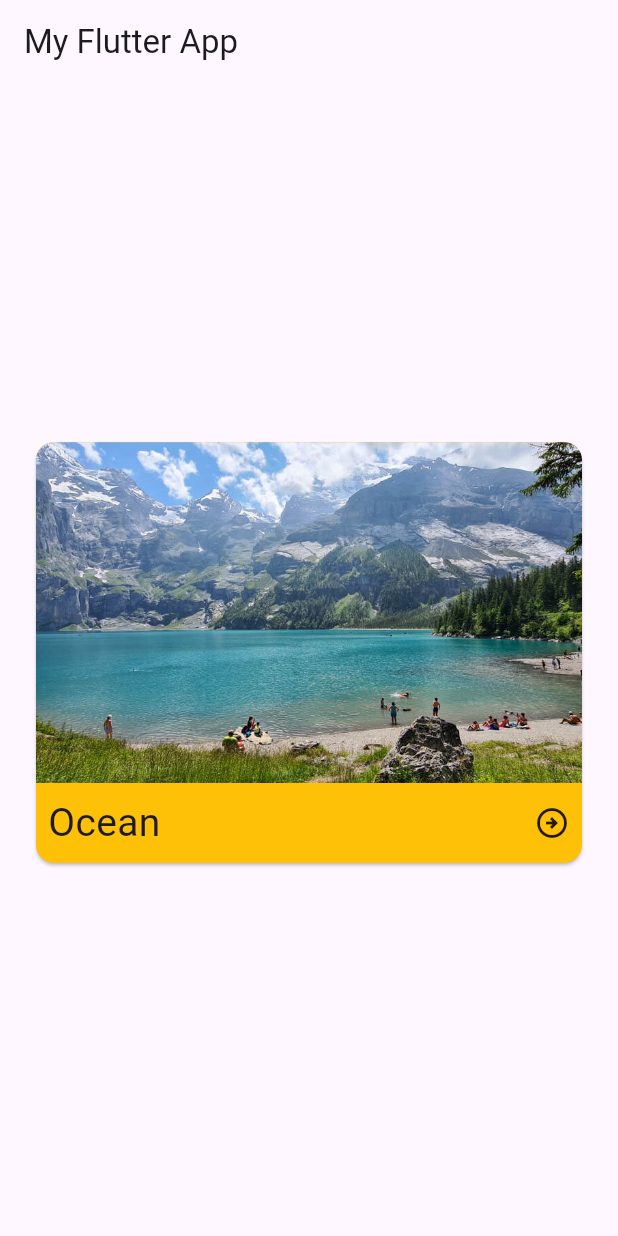
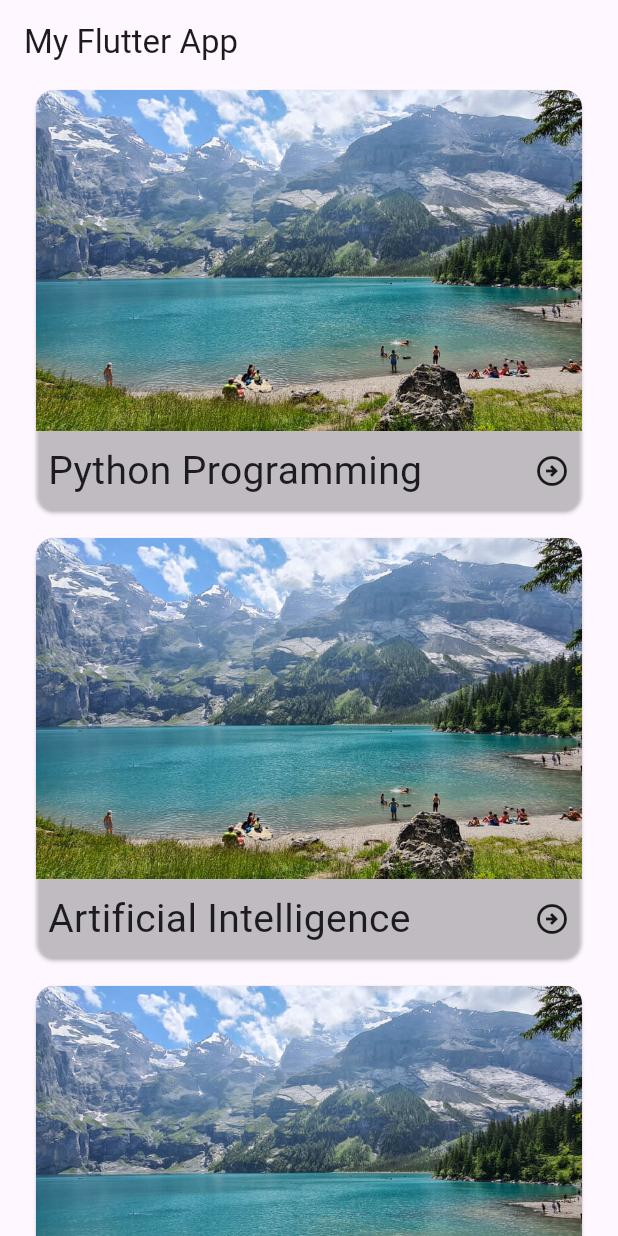
Before and after one commit to panchalbhavya2210/flutter_learn, a Flutter app: the screen it shows after launch, on a phone screen of 412 x 824 dp. Run offline on Flutter 3.47's test engine with Material 3 defaults, Android fonts, the phone set to English and light mode, and no system bars.

Commit message:
assignment six ripple efx

```diff
--- a/lib/main.dart
+++ b/lib/main.dart
@@ -1,4 +1,5 @@
 import 'package:flutter/material.dart';
+import 'package:hello_world/semester/sem6.dart';
 
 void main() {
   runApp(
@@ -30,8 +31,25 @@ class ColumnLayoutScreen extends StatelessWidget {
                   Container(
                     margin: EdgeInsets.only(bottom: 10),
                     width: double.infinity,
-                    child:
-                        CustomCard(title: "Ocean", imgUrl: "images/lake.jpg"),
+                    child: const CustomCard(
+                        title: "Python Programming", imgUrl: "images/lake.jpg"),
+                  ),
+                  Container(
+                    margin: EdgeInsets.only(bottom: 10),
+                    width: double.infinity,
+                    child: const CustomCard(
+                        title: "Artificial Intelligence",
+                        imgUrl: "images/lake.jpg"),
+                  ),
+                  Container(
+                    margin: EdgeInsets.only(bottom: 10),
+                    width: double.infinity,
+                    child: CustomCard(title: "PHP", imgUrl: "images/lake.jpg"),
+                  ),
+                  Container(
+                    margin: EdgeInsets.only(bottom: 10),
+                    width: double.infinity,
+                    child: CustomCard(title: "FGK", imgUrl: "images/lake.jpg"),
                   ),
                   // Container(
                   //   margin: EdgeInsets.only(bottom: 10),
@@ -55,45 +73,3 @@ class ColumnLayoutScreen extends StatelessWidget {
         ));
   }
 }
-
-class CustomCard extends StatelessWidget {
-  const CustomCard({super.key, required this.title, required this.imgUrl});
-
-  final String title;
-  final String imgUrl;
-
-  @override
-  Widget build(BuildContext context) {
-    return Card(
-      clipBehavior: Clip.antiAlias,
-      color: Colors.amber,
-      child: Column(
-        crossAxisAlignment: CrossAxisAlignment.start,
-        children: [
-          SizedBox(
-            width: double.infinity,
-            child: Image.asset(imgUrl),
-          ),
-          Row(
-            mainAxisAlignment: MainAxisAlignment.spaceBetween,
-            children: <Widget>[
-              Padding(
-                padding: const EdgeInsets.all(8.0),
-                child: Text(
-                  title,
-                  style: const TextStyle(
-                    fontSize: 26,
-                  ),
-                ),
-              ),
-              const Padding(
-                padding: EdgeInsets.only(right: 8),
-                child: Icon(Icons.arrow_circle_right_outlined),
-              ),
-            ],
-          )
-        ],
-      ),
-    );
-  }
-}
--- a/lib/semester/sem6.dart
+++ b/lib/semester/sem6.dart
@@ -1,17 +1,47 @@
 import "package:flutter/material.dart";
 
-class SemSix extends StatelessWidget {
-  const SemSix({Key? key});
+class CustomCard extends StatelessWidget {
+  const CustomCard({super.key, required this.title, required this.imgUrl});
+
+  final String title;
+  final String imgUrl;
 
   @override
   Widget build(BuildContext context) {
-    return Scaffold(
-      body: SingleChildScrollView(
+    return InkWell(
+      radius: double.infinity,
+      onTap: () {
+        ScaffoldMessenger.of(context).showSnackBar(const SnackBar(
+          content: Text('Tap'),
+        ));
+      },
+      child: Card(
+        clipBehavior: Clip.antiAlias,
+        color: Colors.white10,
         child: Column(
+          crossAxisAlignment: CrossAxisAlignment.start,
           children: [
-            Container(
-              height: 300,
-              child: CustomCard(title: "a"),
+            SizedBox(
+              width: double.infinity,
+              child: Image.asset(imgUrl),
+            ),
+            Row(
+              mainAxisAlignment: MainAxisAlignment.spaceBetween,
+              children: <Widget>[
+                Padding(
+                  padding: const EdgeInsets.all(8.0),
+                  child: Text(
+                    title,
+                    style: const TextStyle(
+                      fontSize: 26,
+                    ),
+                  ),
+                ),
+                const Padding(
+                  padding: EdgeInsets.only(right: 8),
+                  child: Icon(Icons.arrow_circle_right_outlined),
+                ),
+              ],
             )
           ],
         ),
@@ -19,5 +49,3 @@ class SemSix extends StatelessWidget {
     );
   }
 }
-
-s
```
